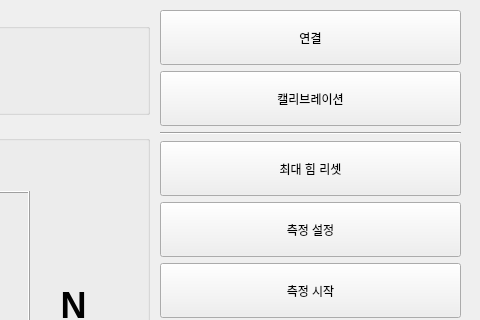
Qt form pc_app/windows/main/measurement.ui (byeonatt/CoREP24_Team5) before a commit; both pictures show x 420 to 900 and y 0 to 320 of the 900 by 600 pixel window.
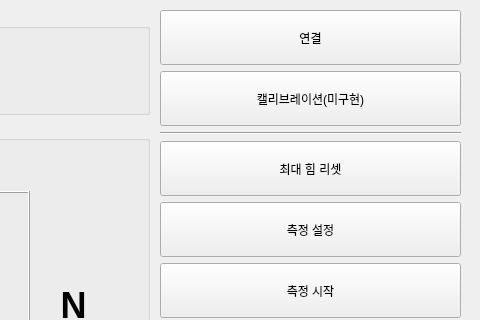
The same form after that commit.

What changed in the file:
```diff
--- a/pc_app/windows/main/measurement.ui
+++ b/pc_app/windows/main/measurement.ui
@@ -245,7 +245,7 @@
         </size>
        </property>
        <property name="text">
-        <string>캘리브레이션</string>
+        <string>캘리브레이션(미구현)</string>
        </property>
       </widget>
      </item>
```
